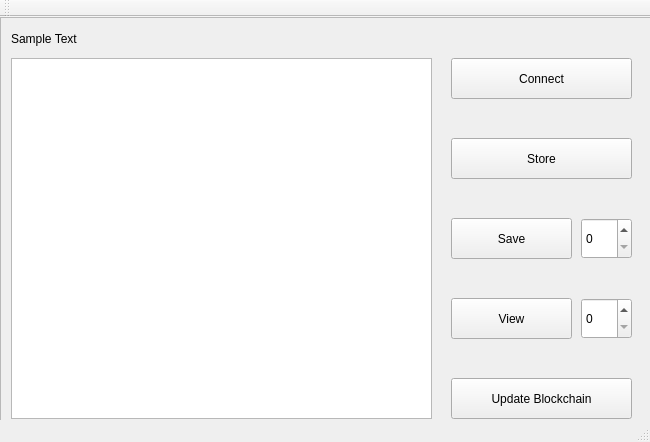
The window that mainwindow.ui (getDolla/blockchain) describes before a commit, drawn with Qt 5.
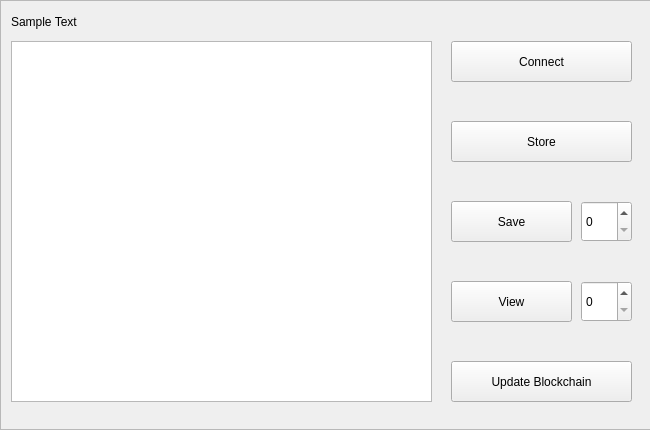
The same window after the commit.

Commit message: fixed sizing i guess

Diff of the .ui file:
```diff
--- a/mainwindow.ui
+++ b/mainwindow.ui
@@ -7,7 +7,7 @@
     <x>0</x>
     <y>0</y>
     <width>650</width>
-    <height>442</height>
+    <height>430</height>
    </rect>
   </property>
   <property name="windowTitle">
@@ -20,7 +20,7 @@
       <x>0</x>
       <y>0</y>
       <width>661</width>
-      <height>411</height>
+      <height>430</height>
      </rect>
     </property>
     <property name="minimumSize">
@@ -38,7 +38,7 @@
        <x>0</x>
        <y>0</y>
        <width>659</width>
-       <height>409</height>
+       <height>428</height>
       </rect>
      </property>
      <widget class="QTextBrowser" name="textBrowser">
@@ -163,15 +163,6 @@
     </widget>
    </widget>
   </widget>
-  <widget class="QToolBar" name="mainToolBar">
-   <attribute name="toolBarArea">
-    <enum>TopToolBarArea</enum>
-   </attribute>
-   <attribute name="toolBarBreak">
-    <bool>false</bool>
-   </attribute>
-  </widget>
-  <widget class="QStatusBar" name="statusBar"/>
  </widget>
  <layoutdefault spacing="6" margin="11"/>
  <resources/>
```
The commit also changes 1 other file.
